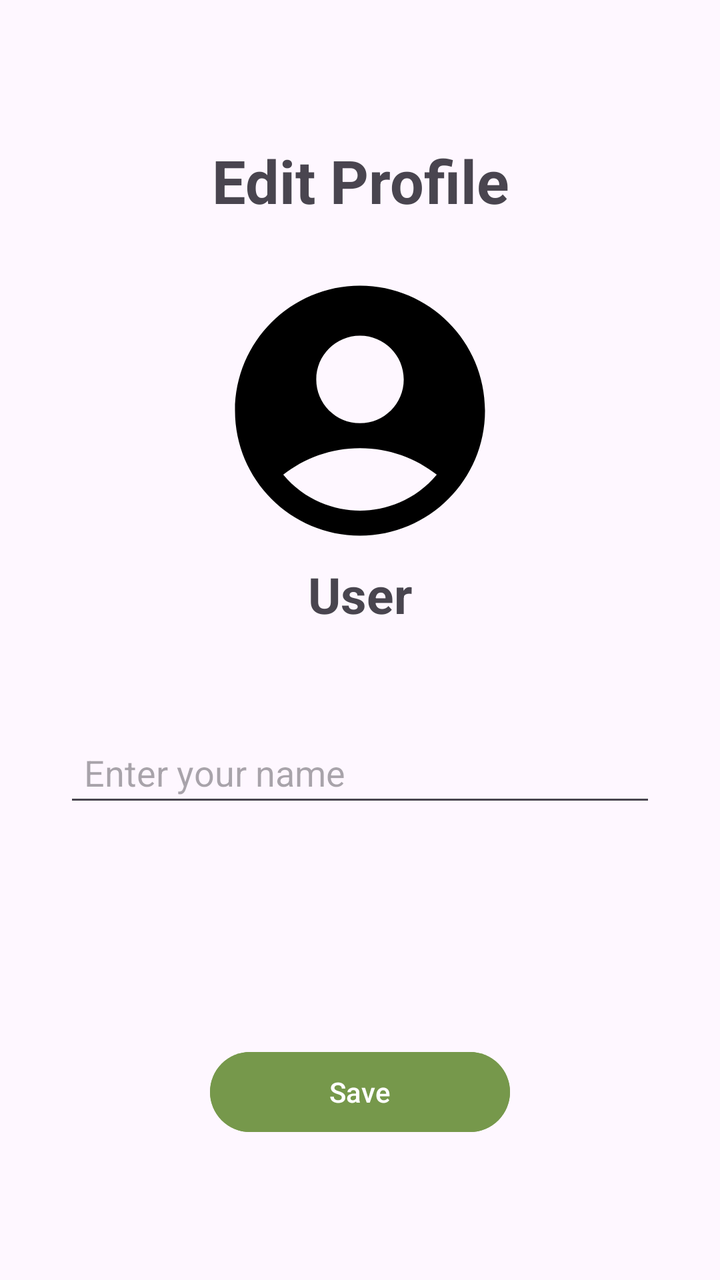
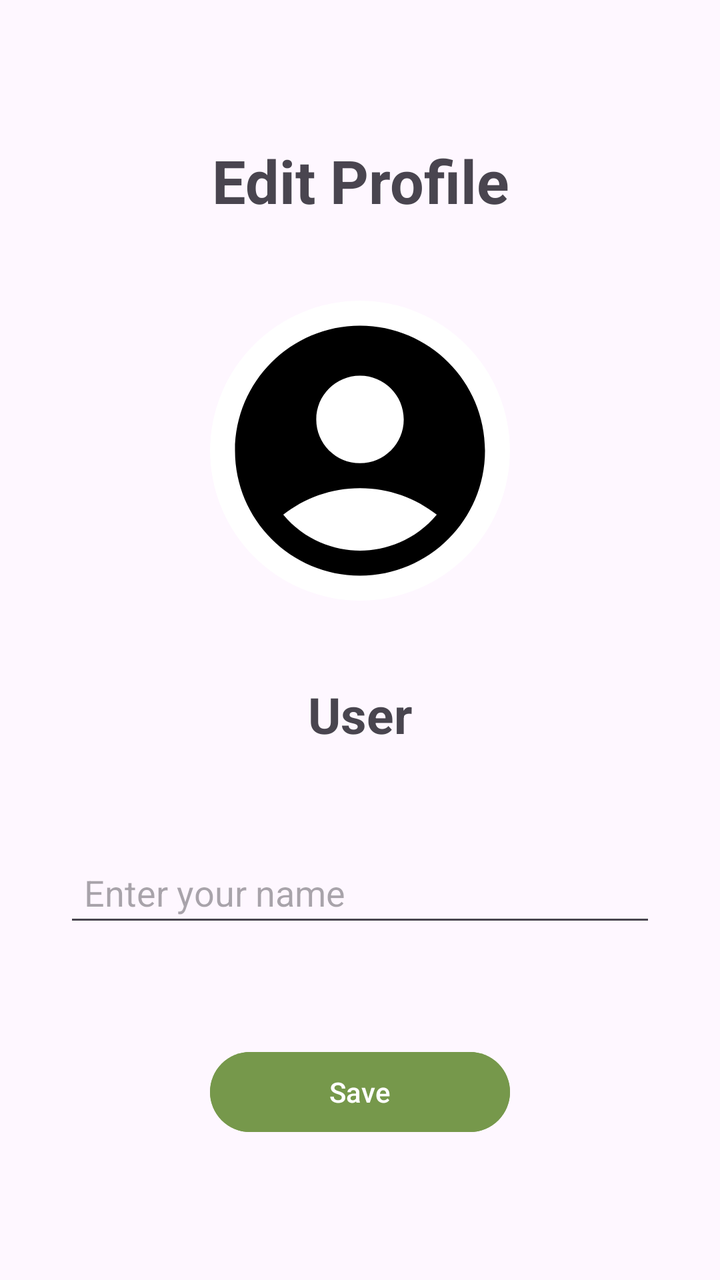

Two renders of the same Android screen: before a commit and after it. Below are the layout's source before the change and the commit's diff.
<!-- AndroidManifest.xml: application theme Base.Theme.Tanaman -->
<!-- res/layout/fragment_edit_profile.xml -->
<?xml version="1.0" encoding="utf-8"?>
<FrameLayout xmlns:android="http://schemas.android.com/apk/res/android"
    xmlns:tools="http://schemas.android.com/tools"
    android:layout_width="match_parent"
    android:layout_height="match_parent"
    tools:context=".EditProfile">

    <RelativeLayout
        android:layout_width="match_parent"
        android:layout_height="match_parent"
        android:orientation="vertical">

        
        <TextView
            android:id="@+id/edit_profile"
            android:layout_width="wrap_content"
            android:layout_height="wrap_content"
            android:layout_centerHorizontal="true"
            android:text="@string/edit_profile"
            android:textAlignment="center"
            android:textSize="30sp"
            android:layout_alignParentTop="true"
            android:layout_marginTop="70dp"
            android:layout_marginBottom="20dp"
            android:textStyle="bold" />

        <ImageView
            android:id="@+id/profile_image"
            android:layout_width="150dp"
            android:layout_height="150dp"
            android:layout_centerHorizontal="true"
            android:layout_below="@+id/edit_profile"
            android:src="@drawable/baseline_account_circle_24" />

        
        <TextView
            android:id="@+id/user_details"
            android:layout_width="wrap_content"
            android:layout_height="wrap_content"
            android:layout_below="@+id/profile_image"
            android:layout_centerHorizontal="true"
            android:text="@string/user"
            android:textAlignment="center"
            android:textSize="25sp"
            android:textStyle="bold" />

        
        <EditText
            android:id="@+id/name_field"
            android:layout_width="match_parent"
            android:layout_height="wrap_content"
            android:layout_below="@id/user_details"
            android:layout_marginTop="50dp"
            android:layout_marginHorizontal="32dp"
            android:hint="Enter your name"
            android:textSize="18sp"
            android:padding="10dp" />

        
        <Button
            android:id="@+id/save"
            android:layout_width="150dp"
            android:layout_height="wrap_content"
            android:layout_alignParentBottom="true"
            android:layout_centerHorizontal="true"
            android:layout_marginBottom="70dp"
            android:backgroundTint="@color/primary"
            android:text="@string/save" />
    </RelativeLayout>

</FrameLayout>
<!-- resources referenced by this layout -->
<resources>
  <color name="primary">#76984B</color>
  <!-- drawable baseline_account_circle_24 (drawable) -->
  <vector xmlns:android="http://schemas.android.com/apk/res/android" android:height="24dp" android:tint="#000000" android:viewportHeight="24" android:viewportWidth="24" android:width="24dp">
        
      <path android:fillColor="@android:color/white" android:pathData="M12,2C6.48,2 2,6.48 2,12s4.48,10 10,10s10,-4.48 10,-10S17.52,2 12,2zM12,6c1.93,0 3.5,1.57 3.5,3.5S13.93,13 12,13s-3.5,-1.57 -3.5,-3.5S10.07,6 12,6zM12,20c-2.03,0 -4.43,-0.82 -6.14,-2.88C7.55,15.8 9.68,15 12,15s4.45,0.8 6.14,2.12C16.43,19.18 14.03,20 12,20z"/>
      
  </vector>
  <string name="edit_profile">Edit Profile</string>
  <string name="save">Save</string>
  <string name="user">User</string>
  <style name="Base.Theme.Tanaman" parent="Theme.Material3.DayNight.NoActionBar">
          
          
          <item name="android:statusBarColor">@color/dark_primary</item>
          <item name="android:navigationBarColor">@color/dark_primary</item>
      </style>
  <color name="dark_primary">#67864A</color>
</resources>

<!-- the commit's change to res/layout/fragment_edit_profile.xml (unified diff, before → after) -->
@@ -24,13 +24,23 @@
             android:layout_marginBottom="20dp"
             android:textStyle="bold" />
 
+        
         <ImageView
             android:id="@+id/profile_image"
             android:layout_width="150dp"
             android:layout_height="150dp"
             android:layout_centerHorizontal="true"
             android:layout_below="@+id/edit_profile"
-            android:src="@drawable/baseline_account_circle_24" />
+            android:src="@drawable/baseline_account_circle_24"
+            android:contentDescription="@string/profile_image"
+            android:layout_marginTop="20dp"
+            android:layout_marginBottom="20dp"
+            android:clickable="true"
+            android:focusable="true"
+            android:scaleType="centerCrop"
+            android:clipToOutline="true"
+            android:background="@drawable/circular_background" />  
+
 
         
         <TextView
@@ -42,7 +52,8 @@
             android:text="@string/user"
             android:textAlignment="center"
             android:textSize="25sp"
-            android:textStyle="bold" />
+            android:textStyle="bold"
+            android:layout_marginTop="20dp" />
 
         
         <EditText
@@ -54,7 +65,8 @@
             android:layout_marginHorizontal="32dp"
             android:hint="Enter your name"
             android:textSize="18sp"
-            android:padding="10dp" />
+            android:padding="10dp"
+            android:layout_marginBottom="20dp" />
 
         
         <Button
@@ -66,6 +78,7 @@
             android:layout_marginBottom="70dp"
             android:backgroundTint="@color/primary"
             android:text="@string/save" />
+
     </RelativeLayout>
 
 </FrameLayout>
<!-- resource entries referenced after the edit -->
@@ -7,7 +7,13 @@
       <path android:fillColor="@android:color/white" android:pathData="M12,2C6.48,2 2,6.48 2,12s4.48,10 10,10s10,-4.48 10,-10S17.52,2 12,2zM12,6c1.93,0 3.5,1.57 3.5,3.5S13.93,13 12,13s-3.5,-1.57 -3.5,-3.5S10.07,6 12,6zM12,20c-2.03,0 -4.43,-0.82 -6.14,-2.88C7.55,15.8 9.68,15 12,15s4.45,0.8 6.14,2.12C16.43,19.18 14.03,20 12,20z"/>
       
   </vector>
+  <!-- drawable circular_background (drawable) -->
+  <shape xmlns:android="http://schemas.android.com/apk/res/android">
+      <solid android:color="@android:color/white" /> 
+      <corners android:radius="75dp" /> 
+  </shape>
   <string name="edit_profile">Edit Profile</string>
+  <string name="profile_image">Profile Image</string>
   <string name="save">Save</string>
   <string name="user">User</string>
   <style name="Base.Theme.Tanaman" parent="Theme.Material3.DayNight.NoActionBar">
